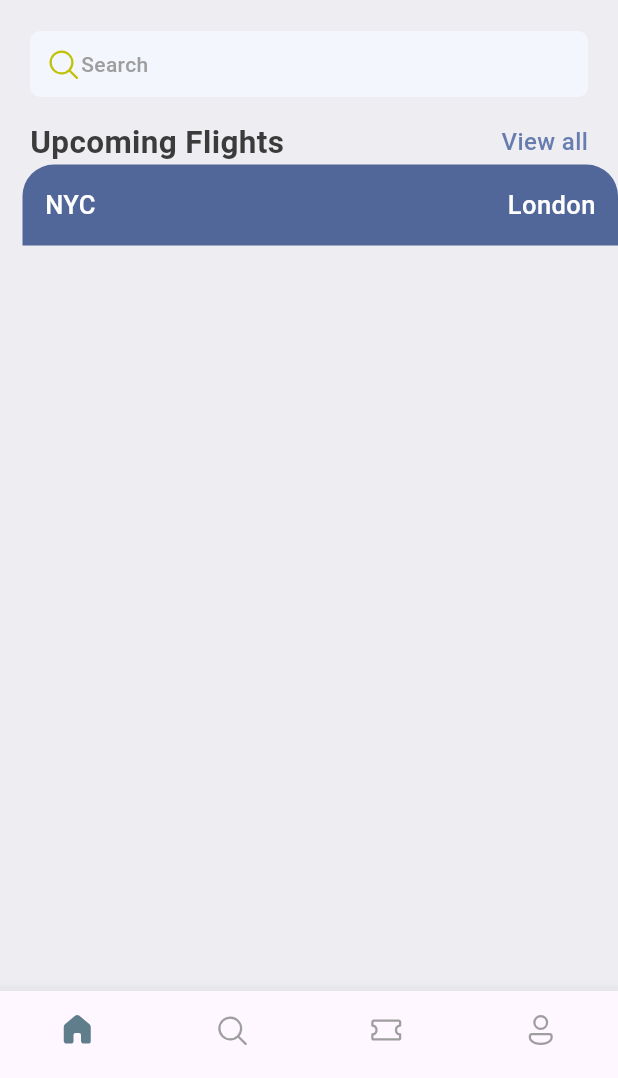
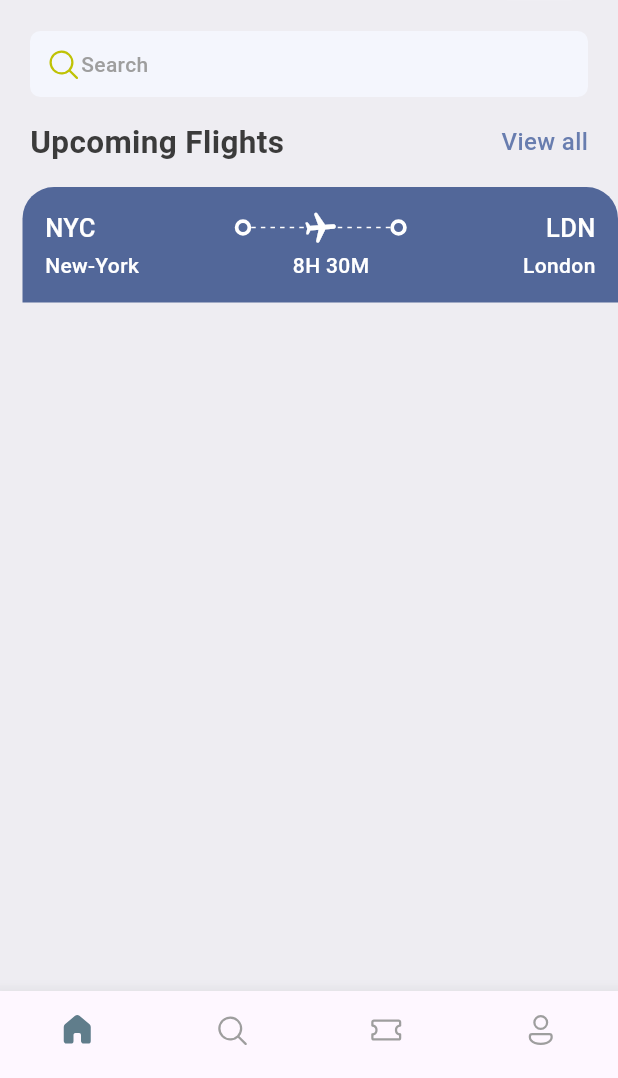
Before and after one commit to PiyushM109/TickIt_Flutter_TicketBooking_App, a Flutter app: the screen it shows after launch, on a phone screen of 412 x 824 dp, the part 158-1236 px from its top. Run offline on Flutter 3.47's test engine with Material 2 defaults, Android fonts, the phone set to English and light mode, and no system bars; our stand-ins replace fluentui_icons, gap.

Commit message:
Ticket view UI

```diff
--- a/lib/screens/home_screen.dart
+++ b/lib/screens/home_screen.dart
@@ -95,6 +95,7 @@
               ],
             ),
           ),
+          const Gap(15),
           TicketView(),
         ],
       ),
--- a/lib/screens/ticket_view.dart
+++ b/lib/screens/ticket_view.dart
@@ -1,6 +1,8 @@
 import 'package:flutter/material.dart';
+import 'package:gap/gap.dart';
 import 'package:tickit/utils/app_layout.dart';
 import 'package:tickit/utils/app_styles.dart';
+import 'package:tickit/widgets/thick_container.dart';
 
 class TicketView extends StatelessWidget {
   const TicketView({super.key});
@@ -16,24 +18,94 @@
         child: Column(
           children: [
             Container(
-              decoration: BoxDecoration(
-                  color: const Color(0xFF526799),
+              decoration: const BoxDecoration(
+                  color: Color(0xFF526799),
                   borderRadius: BorderRadius.only(
-                    topLeft: Radius.circular(21),
-                    topRight: Radius.circular(21)
-                  )),
+                      topLeft: Radius.circular(21),
+                      topRight: Radius.circular(21))),
               padding: const EdgeInsets.all(15),
               child: Column(children: [
                 Row(
                   children: [
                     Text(
                       "NYC",
-                      style: styles.headLineStyle3.copyWith(color: Colors.white),
+                      style:
+                          styles.headLineStyle3.copyWith(color: Colors.white),
+                    ),
+                    const Spacer(),
+                    const ThickContainer(),
+                    Expanded(
+                        child: Stack(
+                      children: [
+                        SizedBox(
+                          height: 24,
+                          child: LayoutBuilder(
+                            builder: (BuildContext context,
+                                BoxConstraints constraints) {
+                              return Flex(
+                                direction: Axis.horizontal,
+                                mainAxisAlignment:
+                                    MainAxisAlignment.spaceBetween,
+                                mainAxisSize: MainAxisSize.max,
+                                children: List.generate(
+                                    (constraints.constrainWidth() / 6).floor(),
+                                    (index) => const SizedBox(
+                                          width: 3,
+                                          height: 1,
+                                          child: DecoratedBox(
+                                              decoration: BoxDecoration(
+                                            color: Colors.white,
+                                          )),
+                                        )),
+                              );
+                            },
+                          ),
+                        ),
+                        Center(
+                          child: Transform.rotate(
+                            angle: 1.5,
+                            child: const Icon(
+                              Icons.local_airport_rounded,
+                              color: Colors.white,
+                            ),
+                          ),
+                        ),
+                      ],
+                    )),
+                    const ThickContainer(),
+                    const Spacer(),
+                    Text(
+                      "LDN",
+                      style:
+                          styles.headLineStyle3.copyWith(color: Colors.white),
+                    ),
+                  ],
+                ),
+                const Gap(3),
+                Row(
+                  mainAxisAlignment: MainAxisAlignment.spaceBetween,
+                  children: [
+                    SizedBox(
+                      child: Text(
+                        "New-York",
+                        style:
+                            styles.headLineStyle4.copyWith(color: Colors.white),
+                      ),
                     ),
                     const Spacer(),
                     Text(
-                      "London",
-                      style: styles.headLineStyle3.copyWith(color: Colors.white),
+                      "8H 30M",
+                      style: styles.headLineStyle4.copyWith(
+                        color: Colors.white,
+                      ),
+                    ),
+                    const Spacer(),
+                    SizedBox(
+                      child: Text(
+                        "London",
+                        style:
+                            styles.headLineStyle4.copyWith(color: Colors.white),
+                      ),
                     ),
                   ],
                 )
--- /dev/null
+++ b/lib/widgets/thick_container.dart
@@ -0,0 +1,16 @@
+import 'package:flutter/material.dart';
+
+class ThickContainer extends StatelessWidget {
+  const ThickContainer({super.key});
+
+  @override
+  Widget build(BuildContext context) {
+    return Container(
+      padding: const EdgeInsets.all(3.0),
+      decoration:  BoxDecoration(
+        borderRadius: BorderRadius.circular(20),
+        border: Border.all(width: 2.5, color: Colors.white),
+      ),
+    );
+  }
+}
```
